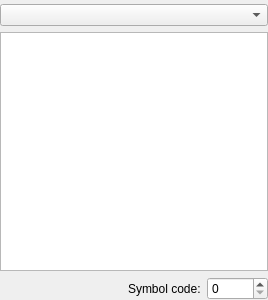
Before: the Qt Designer form UI/SymbolsWidget.ui in testmana2/test, drawn with Qt 5.
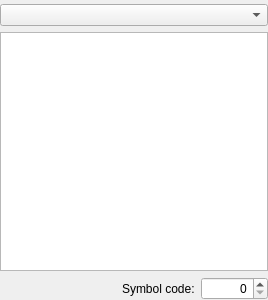
After: the same form once the commit is applied.

Commit message: Fixed several issues with the symbols viewer.

```diff
--- a/UI/SymbolsWidget.ui
+++ b/UI/SymbolsWidget.ui
@@ -88,8 +88,14 @@
        <property name="toolTip">
         <string>Enter the symbol code</string>
        </property>
+       <property name="alignment">
+        <set>Qt::AlignRight|Qt::AlignTrailing|Qt::AlignVCenter</set>
+       </property>
+       <property name="minimum">
+        <number>0</number>
+       </property>
        <property name="maximum">
-        <number>65535</number>
+        <number>2000000</number>
        </property>
        <property name="singleStep">
         <number>32</number>
```
The commit also changes 1 other file.
